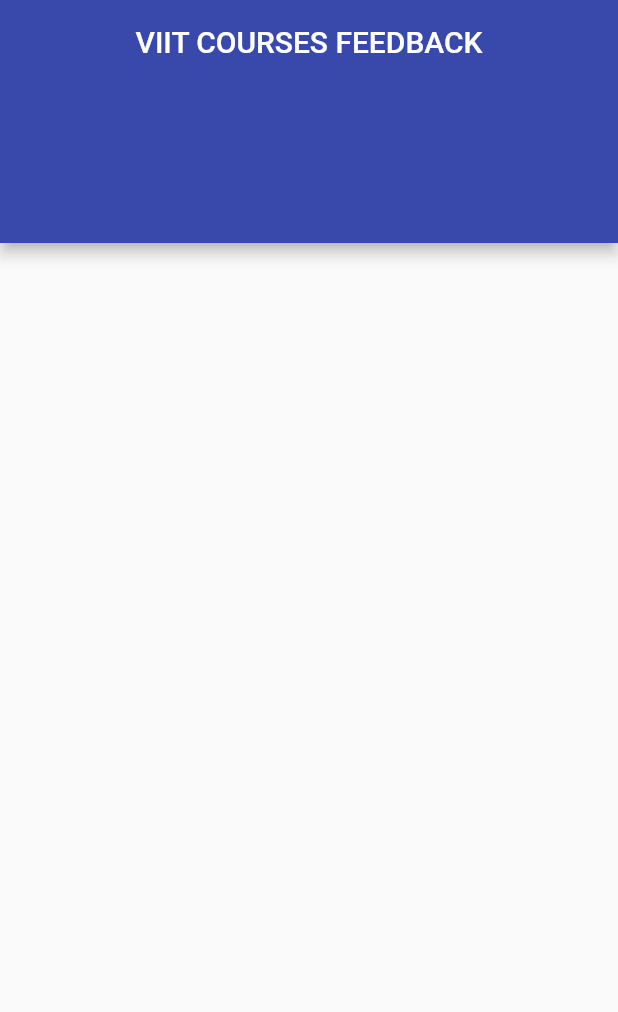
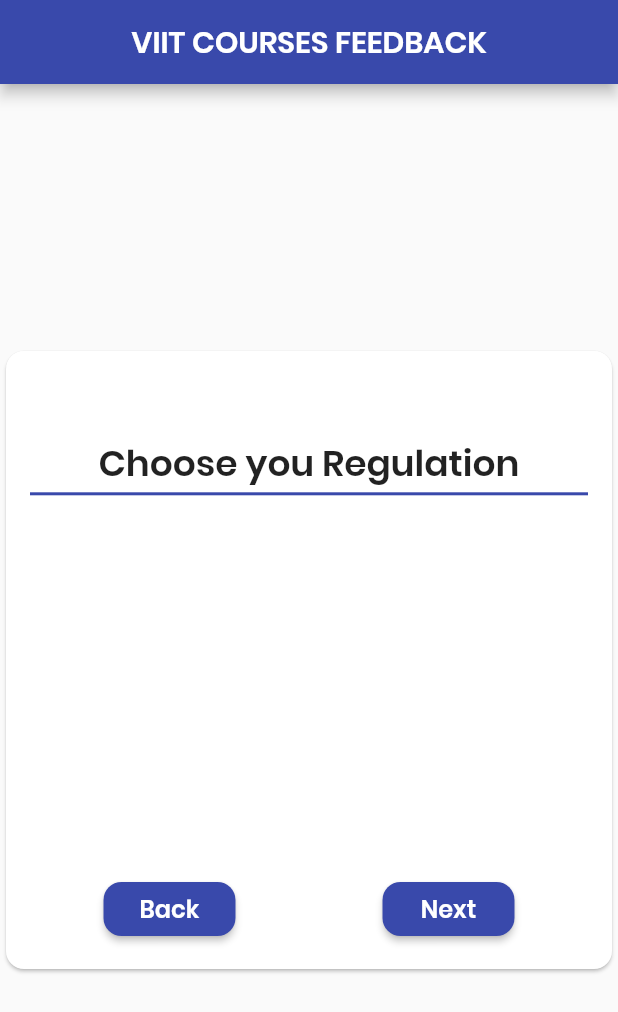
Before and after one commit to sampathbalivada/viit_course_feedback, a Flutter app: the screen it shows after launch, on a phone screen of 412 x 824 dp. Shown: the top 1012 px of the screen. Run offline on Flutter 3.47's test engine with Material 2 defaults, Android fonts, the light colour scheme and no system bars.

Commit message:
added custom card and fonts

```diff
--- a/lib/main.dart
+++ b/lib/main.dart
@@ -1,4 +1,5 @@
 import 'package:flutter/material.dart';
+import 'package:viit_course_feedback/widgets/custom_widgets.dart';
 
 void main() => runApp(MyApp());
 
@@ -7,14 +8,16 @@
   Widget build(BuildContext context) {
     return MaterialApp(
       debugShowCheckedModeBanner: false,
-      theme: ThemeData(primaryColor: Color(0xff3949AB)),
+      theme: ThemeData(
+        primaryColor: Color(0xff3949AB),
+        fontFamily: 'Poppins'
+      ),
       home: Scaffold(
-        appBar: PreferredSize(
-          preferredSize: Size.fromHeight(162),
-          child: AppBar(
+        appBar: AppBar(
           centerTitle: true,
           title: Row(
             mainAxisAlignment: MainAxisAlignment.center,
+            mainAxisSize: MainAxisSize.min,
             children: <Widget>[
               // Image.asset(
               //   'vignan_logo.png',
@@ -24,8 +27,14 @@
             ],
           ),
         ),
+        body: CustomCard(
+          title: 'Choose you Regulation',
+          content: Container(),
+          onNextButtonPressed: () {},
+          onBackButtonPressed: () {
+            print("Hello World!");
+          },
         ),
-        body: Container(),
       ),
     );
   }
--- /dev/null
+++ b/lib/widgets/custom_widgets.dart
@@ -0,0 +1,85 @@
+import 'package:flutter/material.dart';
+
+class CustomCard extends StatefulWidget {
+  final String title;
+  final Widget content;
+  final Function onNextButtonPressed;
+  final Function onBackButtonPressed;
+
+  CustomCard(
+      {@required this.title,
+      @required this.content,
+      @required this.onNextButtonPressed,
+      this.onBackButtonPressed});
+
+  @override
+  _CustomCardState createState() => _CustomCardState();
+}
+
+class _CustomCardState extends State<CustomCard> {
+  bool showProgressBar = false;
+
+  @override
+  Widget build(BuildContext context) {
+    final _height = MediaQuery.of(context).size.height;
+
+    return Center(
+      child: Card(
+        shape: RoundedRectangleBorder(borderRadius: BorderRadius.circular(12)),
+        child: Container(
+          height: _height * 0.5,
+          width: _height * 0.5,
+          child: Padding(
+            padding: const EdgeInsets.all(16.0),
+            child: Column(
+              mainAxisSize: MainAxisSize.min,
+              children: <Widget>[
+                SizedBox(height: _height * 0.05),
+                Text(
+                  widget.title,
+                  style: TextStyle(fontSize: 24),
+                ),
+                Divider(
+                  height: 4,
+                  thickness: 2,
+                  color: Theme.of(context).primaryColor,
+                ),
+                Flexible(
+                  child: widget.content,
+                ),
+                Row(
+                  mainAxisAlignment: MainAxisAlignment.spaceAround,
+                  children: <Widget>[
+                    widget.onBackButtonPressed != null
+                        ? RaisedButton(
+                            color: Color(0xFF3949AB),
+                            shape: RoundedRectangleBorder(
+                                borderRadius: BorderRadius.circular(12)),
+                            child: Text(
+                              ' Back ',
+                              style:
+                                  TextStyle(color: Colors.white, fontSize: 16),
+                            ),
+                            onPressed: widget.onBackButtonPressed,
+                          )
+                        : Container(),
+                    RaisedButton(
+                      color: Color(0xFF3949AB),
+                      shape: RoundedRectangleBorder(
+                          borderRadius: BorderRadius.circular(12)),
+                      child: Text(
+                        'Next',
+                        style: TextStyle(color: Colors.white, fontSize: 16),
+                      ),
+                      onPressed: widget.onNextButtonPressed,
+                    )
+                  ],
+                )
+              ],
+            ),
+          ),
+        ),
+      ),
+    );
+  }
+}
```
Also changed, not shown: pubspec.yaml (+7 -13 lines), assets/fonts/Poppins-Bold.ttf (added), assets/fonts/Poppins-Regular.ttf (added), assets/fonts/Poppins-SemiBold.ttf (added). Lines whose indentation alone changed are shown as unchanged.
